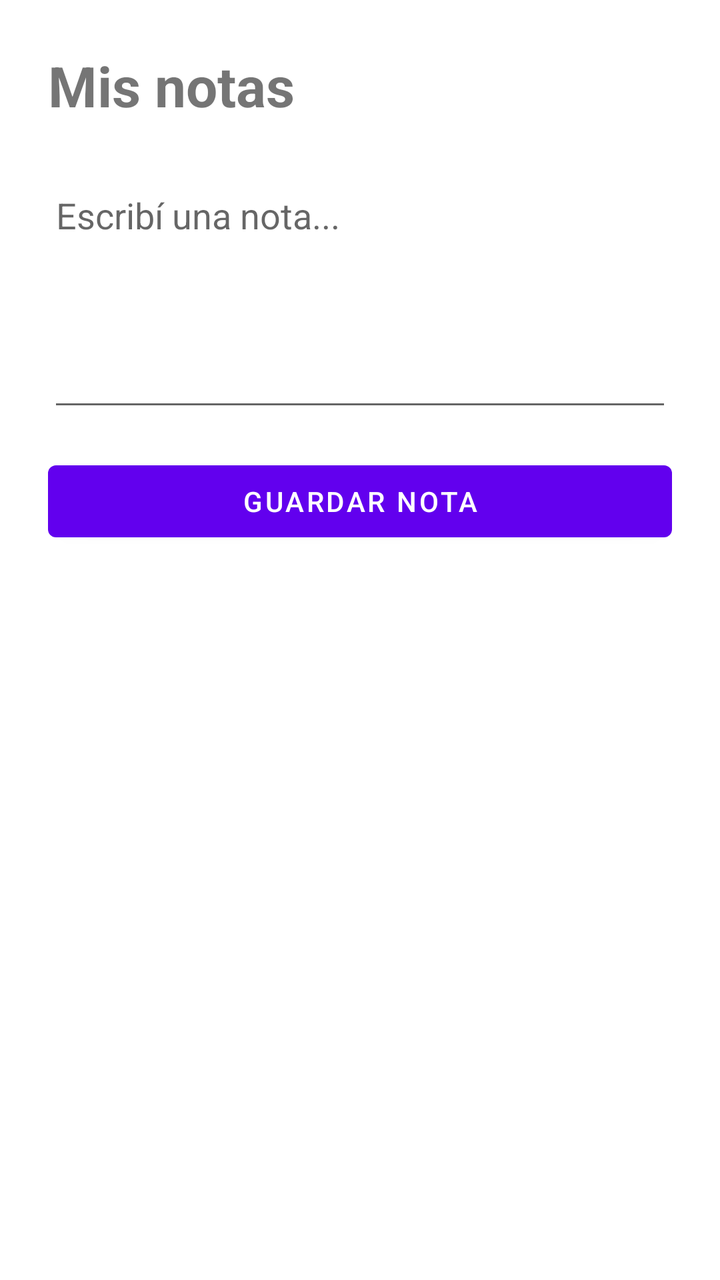
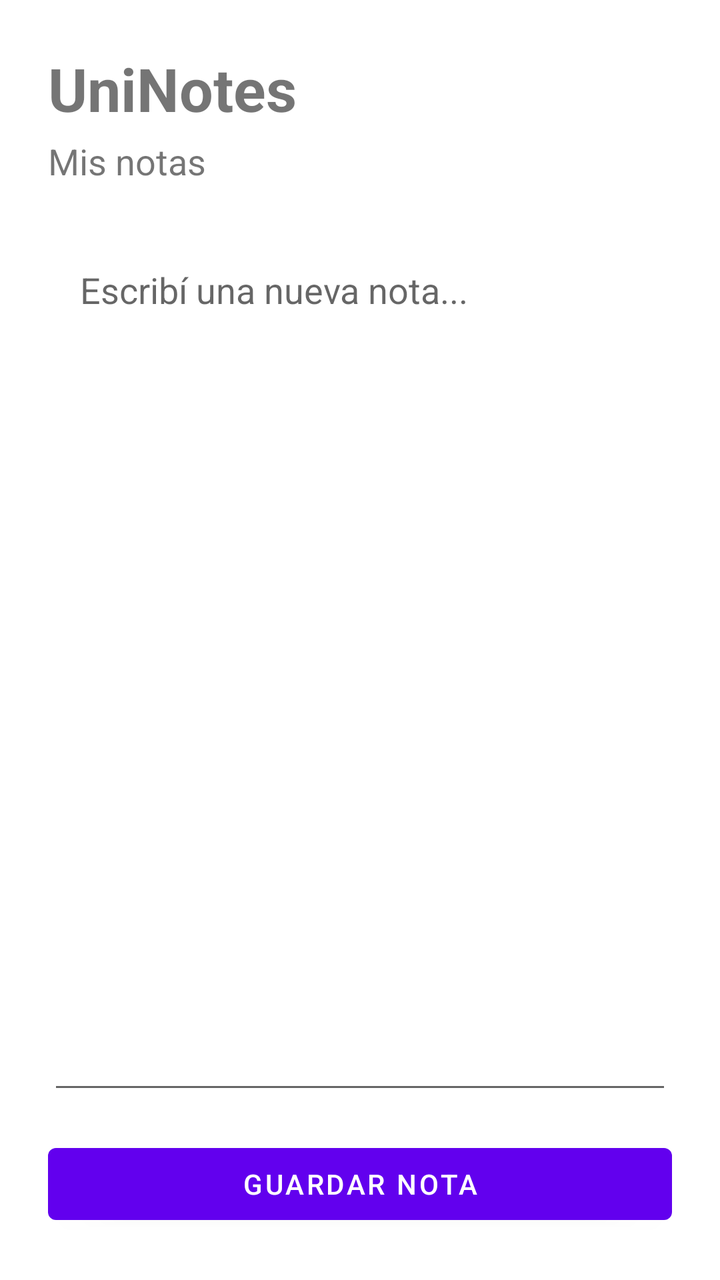

Before-and-after screenshots of an Android layout around one commit, followed by the original layout XML and the change that was made.
<!-- AndroidManifest.xml: fallback theme Theme.MaterialComponents.DayNight.NoActionBar -->
<!-- res/layout/activity_main.xml -->
<?xml version="1.0" encoding="utf-8"?>
<LinearLayout xmlns:android="http://schemas.android.com/apk/res/android"
    android:layout_width="match_parent"
    android:layout_height="match_parent"
    android:orientation="vertical"
    android:padding="24dp">

    <TextView
        android:layout_width="match_parent"
        android:layout_height="wrap_content"
        android:text="Mis notas"
        android:textSize="28sp"
        android:textStyle="bold" />

    <EditText
        android:id="@+id/noteInput"
        android:layout_width="match_parent"
        android:layout_height="wrap_content"
        android:layout_marginTop="24dp"
        android:hint="Escribí una nota..."
        android:gravity="top"
        android:minLines="5" />

    <Button
        android:id="@+id/saveButton"
        android:layout_width="match_parent"
        android:layout_height="wrap_content"
        android:layout_marginTop="16dp"
        android:text="Guardar nota" />

</LinearLayout>
<!-- resources referenced by this layout -->
<resources>

</resources>

<!-- the commit's change to res/layout/activity_main.xml (unified diff, before → after) -->
@@ -8,18 +8,26 @@
     <TextView
         android:layout_width="match_parent"
         android:layout_height="wrap_content"
+        android:text="UniNotes"
+        android:textSize="30sp"
+        android:textStyle="bold" />
+
+    <TextView
+        android:layout_width="match_parent"
+        android:layout_height="wrap_content"
+        android:layout_marginTop="4dp"
         android:text="Mis notas"
-        android:textSize="28sp"
-        android:textStyle="bold" />
+        android:textSize="18sp" />
 
     <EditText
         android:id="@+id/noteInput"
         android:layout_width="match_parent"
-        android:layout_height="wrap_content"
+        android:layout_height="0dp"
+        android:layout_weight="1"
         android:layout_marginTop="24dp"
-        android:hint="Escribí una nota..."
         android:gravity="top"
-        android:minLines="5" />
+        android:hint="Escribí una nueva nota..."
+        android:padding="16dp" />
 
     <Button
         android:id="@+id/saveButton"
